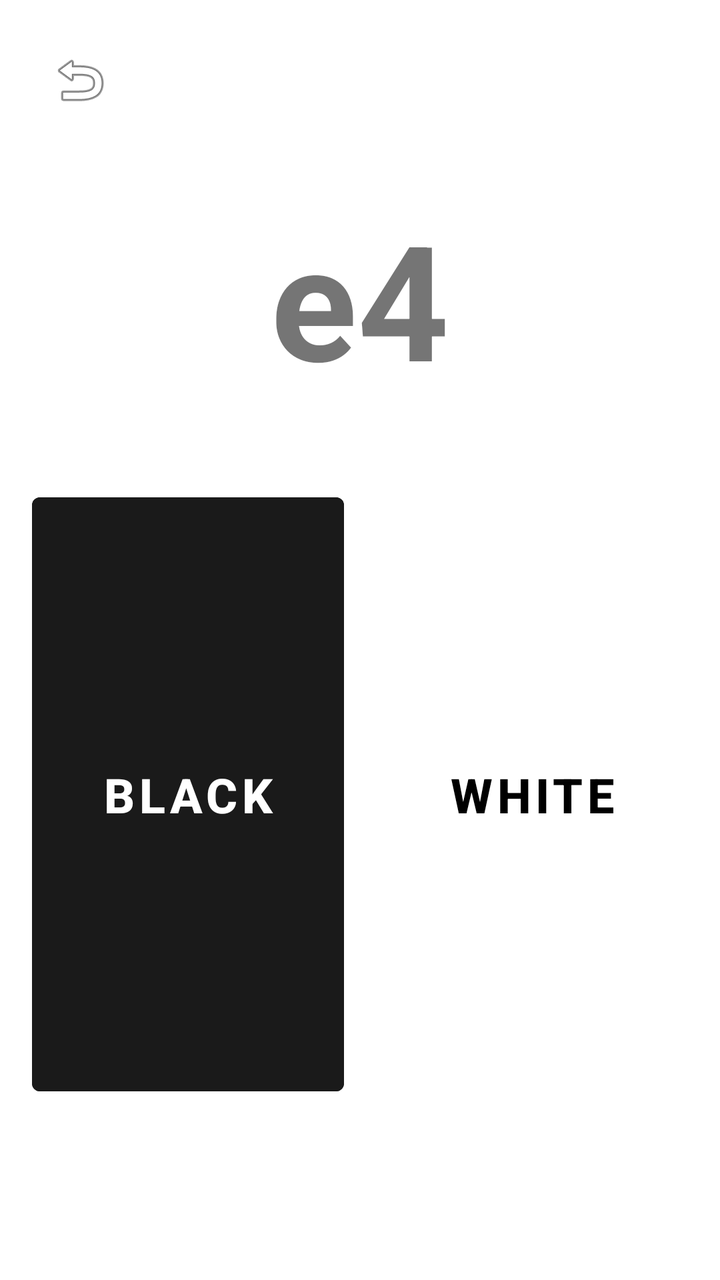
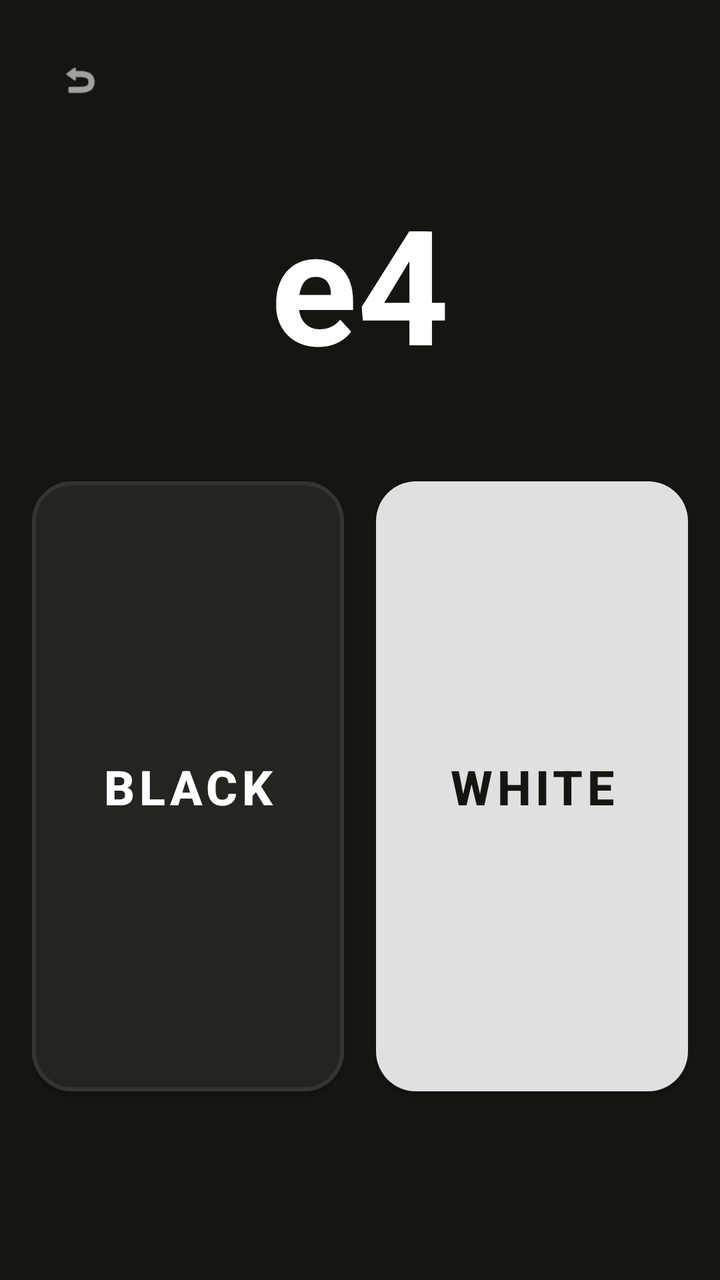

Before-and-after screenshots of an Android layout around one commit, followed by the original layout XML and the change that was made.
<!-- AndroidManifest.xml: application theme Theme.BlindfoldChess -->
<!-- res/layout/fragment_square_color.xml -->
<?xml version="1.0" encoding="utf-8"?>

<LinearLayout xmlns:android="http://schemas.android.com/apk/res/android"
    android:layout_width="match_parent"
    android:layout_height="match_parent"
    android:orientation="vertical"
    android:padding="16dp">

    <ImageButton
        android:id="@+id/btn_back"
        android:layout_width="48dp"
        android:layout_height="48dp"
        android:src="@android:drawable/ic_menu_revert"
        android:background="?attr/selectableItemBackgroundBorderless"
        android:contentDescription="Back"
        android:layout_marginBottom="8dp" />

    <TextView
        android:id="@+id/tv_square_name"
        android:layout_width="wrap_content"
        android:layout_height="wrap_content"
        android:text="e4"
        android:textSize="80sp"
        android:textStyle="bold"
        android:layout_gravity="center_horizontal"
        android:layout_marginTop="24dp"
        android:layout_marginBottom="40dp" />

    <LinearLayout
        android:layout_width="match_parent"
        android:layout_height="0dp"
        android:layout_weight="1"
        android:orientation="horizontal">

        <Button
            android:id="@+id/btn_black"
            android:layout_width="0dp"
            android:layout_height="match_parent"
            android:layout_weight="1"
            android:text="Black"
            android:textColor="#FFFFFF"
            android:textSize="24sp"
            android:textStyle="bold"
            android:backgroundTint="#1A1A1A"
            android:layout_marginEnd="8dp" />

        <Button
            android:id="@+id/btn_white"
            android:layout_width="0dp"
            android:layout_height="match_parent"
            android:layout_weight="1"
            android:text="White"
            android:textColor="#000000"
            android:textSize="24sp"
            android:textStyle="bold"
            android:backgroundTint="#FFFFFF"
            android:layout_marginStart="8dp" />

    </LinearLayout>

    <TextView
        android:id="@+id/tv_result"
        android:layout_width="wrap_content"
        android:layout_height="wrap_content"
        android:text=""
        android:textSize="22sp"
        android:textStyle="bold"
        android:layout_gravity="center_horizontal"
        android:layout_marginTop="16dp" />

    <TextView
        android:id="@+id/tv_score"
        android:layout_width="wrap_content"
        android:layout_height="wrap_content"
        android:text=""
        android:textSize="14sp"
        android:layout_gravity="center_horizontal"
        android:layout_marginTop="8dp" />

</LinearLayout>
<!-- resources referenced by this layout -->
<resources>
  <style name="Theme.BlindfoldChess" parent="Theme.MaterialComponents.DayNight.NoActionBar">
          
          <item name="colorPrimary">@color/purple_500</item>
          <item name="colorPrimaryVariant">@color/purple_700</item>
          <item name="colorOnPrimary">@color/white</item>
          
          <item name="colorSecondary">@color/teal_200</item>
          <item name="colorSecondaryVariant">@color/teal_700</item>
          <item name="colorOnSecondary">@color/black</item>
          
          <item name="android:statusBarColor">?attr/colorPrimaryVariant</item>
          
      </style>
  <color name="purple_500">#FF6200EE</color>
  <color name="purple_700">#FF3700B3</color>
  <color name="white">#FFFFFFFF</color>
  <color name="teal_200">#FF03DAC5</color>
  <color name="teal_700">#FF018786</color>
  <color name="black">#FF000000</color>
</resources>

<!-- the commit's change to res/layout/fragment_square_color.xml (unified diff, before → after) -->
@@ -1,30 +1,33 @@
 <?xml version="1.0" encoding="utf-8"?>
 
 <LinearLayout xmlns:android="http://schemas.android.com/apk/res/android"
+    xmlns:app="http://schemas.android.com/apk/res-auto"
     android:layout_width="match_parent"
     android:layout_height="match_parent"
+    android:background="#161512"
     android:orientation="vertical"
     android:padding="16dp">
 
-    <ImageButton
+    <com.google.android.material.button.MaterialButton
         android:id="@+id/btn_back"
+        style="@style/Widget.Material3.Button.IconButton"
         android:layout_width="48dp"
         android:layout_height="48dp"
-        android:src="@android:drawable/ic_menu_revert"
-        android:background="?attr/selectableItemBackgroundBorderless"
         android:contentDescription="Back"
-        android:layout_marginBottom="8dp" />
+        app:icon="@android:drawable/ic_menu_revert"
+        app:iconTint="#FFFFFF" />
 
     <TextView
         android:id="@+id/tv_square_name"
         android:layout_width="wrap_content"
         android:layout_height="wrap_content"
-        android:text="e4"
-        android:textSize="80sp"
-        android:textStyle="bold"
         android:layout_gravity="center_horizontal"
         android:layout_marginTop="24dp"
-        android:layout_marginBottom="40dp" />
+        android:layout_marginBottom="40dp"
+        android:text="e4"
+        android:textColor="#FFFFFF"
+        android:textSize="80sp"
+        android:textStyle="bold" />
 
     <LinearLayout
         android:layout_width="match_parent"
@@ -32,29 +35,33 @@
         android:layout_weight="1"
         android:orientation="horizontal">
 
-        <Button
+        <com.google.android.material.button.MaterialButton
             android:id="@+id/btn_black"
             android:layout_width="0dp"
             android:layout_height="match_parent"
             android:layout_weight="1"
+            android:layout_marginEnd="8dp"
             android:text="Black"
             android:textColor="#FFFFFF"
             android:textSize="24sp"
             android:textStyle="bold"
-            android:backgroundTint="#1A1A1A"
-            android:layout_marginEnd="8dp" />
+            app:backgroundTint="#262421"
+            app:cornerRadius="20dp"
+            app:strokeColor="#363431"
+            app:strokeWidth="2dp" />
 
-        <Button
+        <com.google.android.material.button.MaterialButton
             android:id="@+id/btn_white"
             android:layout_width="0dp"
             android:layout_height="match_parent"
             android:layout_weight="1"
+            android:layout_marginStart="8dp"
             android:text="White"
-            android:textColor="#000000"
+            android:textColor="#161512"
             android:textSize="24sp"
             android:textStyle="bold"
-            android:backgroundTint="#FFFFFF"
-            android:layout_marginStart="8dp" />
+            app:backgroundTint="#E0E0E0"
+            app:cornerRadius="20dp" />
 
     </LinearLayout>
 
@@ -62,19 +69,19 @@
         android:id="@+id/tv_result"
         android:layout_width="wrap_content"
         android:layout_height="wrap_content"
-        android:text=""
+        android:layout_gravity="center_horizontal"
+        android:layout_marginTop="16dp"
+        android:textColor="#FFFFFF"
         android:textSize="22sp"
-        android:textStyle="bold"
-        android:layout_gravity="center_horizontal"
-        android:layout_marginTop="16dp" />
+        android:textStyle="bold" />
 
     <TextView
         android:id="@+id/tv_score"
         android:layout_width="wrap_content"
         android:layout_height="wrap_content"
-        android:text=""
-        android:textSize="14sp"
         android:layout_gravity="center_horizontal"
-        android:layout_marginTop="8dp" />
+        android:layout_marginTop="8dp"
+        android:textColor="#8E8E93"
+        android:textSize="14sp" />
 
 </LinearLayout>
